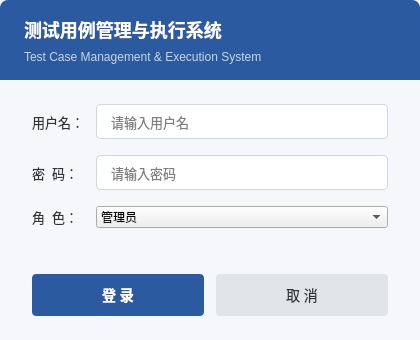
Before: the Qt Designer form UI/login.ui - 登录页.ui in wjiahang423-lab/Test_management_sw, drawn with Qt 5.
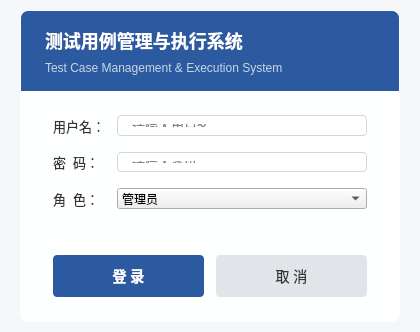
After: the same form once the commit is applied.

Diff of the .ui file:
```diff
--- a/UI/login.ui - 登录页.ui
+++ b/UI/login.ui - 登录页.ui
@@ -17,10 +17,15 @@
    <string notr="true">QDialog {
     background-color: #f5f7fa;
 }
+QFrame#loginCard {
+    background-color: rgba(255,255,255,242);
+    border: 1px solid rgba(255,255,255,150);
+    border-radius: 8px;
+}
 QFrame#titleFrame {
     background-color: #2c5aa0;
-    border-top-left-radius: 8px;
-    border-top-right-radius: 8px;
+    border-top-left-radius: 7px;
+    border-top-right-radius: 7px;
 }
 QLabel#titleLabel {
     color: white;
@@ -69,6 +74,79 @@
     color: #333;
 }</string>
   </property>
+  <layout class="QVBoxLayout" name="rootLayout">
+   <property name="spacing">
+    <number>0</number>
+   </property>
+   <property name="leftMargin">
+    <number>0</number>
+   </property>
+   <property name="topMargin">
+    <number>0</number>
+   </property>
+   <property name="rightMargin">
+    <number>0</number>
+   </property>
+   <property name="bottomMargin">
+    <number>0</number>
+   </property>
+   <item>
+    <spacer name="spacerTop">
+     <property name="orientation">
+      <enum>Qt::Vertical</enum>
+     </property>
+     <property name="sizeHint" stdset="0">
+      <size>
+       <width>20</width>
+       <height>40</height>
+      </size>
+     </property>
+    </spacer>
+   </item>
+   <item>
+    <layout class="QHBoxLayout" name="centerRowLayout">
+     <property name="spacing">
+      <number>0</number>
+     </property>
+     <property name="leftMargin">
+      <number>0</number>
+     </property>
+     <property name="topMargin">
+      <number>0</number>
+     </property>
+     <property name="rightMargin">
+      <number>0</number>
+     </property>
+     <property name="bottomMargin">
+      <number>0</number>
+     </property>
+     <item>
+      <spacer name="spacerLeft">
+       <property name="orientation">
+        <enum>Qt::Horizontal</enum>
+       </property>
+       <property name="sizeHint" stdset="0">
+        <size>
+         <width>40</width>
+         <height>20</height>
+        </size>
+       </property>
+      </spacer>
+     </item>
+     <item>
+      <widget class="QFrame" name="loginCard">
+       <property name="minimumSize">
+        <size>
+         <width>380</width>
+         <height>300</height>
+        </size>
+       </property>
+       <property name="maximumSize">
+        <size>
+         <width>520</width>
+         <height>560</height>
+        </size>
+       </property>
   <layout class="QVBoxLayout" name="verticalLayout">
    <property name="spacing">
     <number>0</number>
@@ -236,6 +314,37 @@
       </item>
      </layout>
     </widget>
+      </item>
+</layout>
+     </widget>
+    </item>
+    <item>
+     <spacer name="spacerRight">
+      <property name="orientation">
+       <enum>Qt::Horizontal</enum>
+      </property>
+      <property name="sizeHint" stdset="0">
+       <size>
+        <width>40</width>
+        <height>20</height>
+       </size>
+      </property>
+     </spacer>
+    </item>
+   </layout>
+  </item>
+    <item>
+     <spacer name="spacerBottom">
+     <property name="orientation">
+      <enum>Qt::Vertical</enum>
+     </property>
+     <property name="sizeHint" stdset="0">
+      <size>
+       <width>20</width>
+       <height>40</height>
+      </size>
+     </property>
+    </spacer>
    </item>
   </layout>
  </widget>
```
Lines whose indentation alone changed are shown as unchanged.
